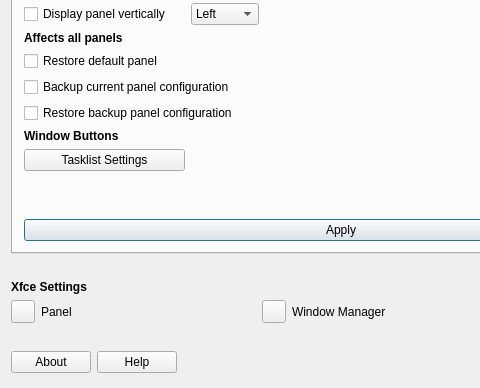
Old version of the form tweak/defaultlook.ui in the repository MX-Linux/mx-tweak; both pictures show x 0 to 480 and y 94 to 482 of the 682 by 482 pixel window.
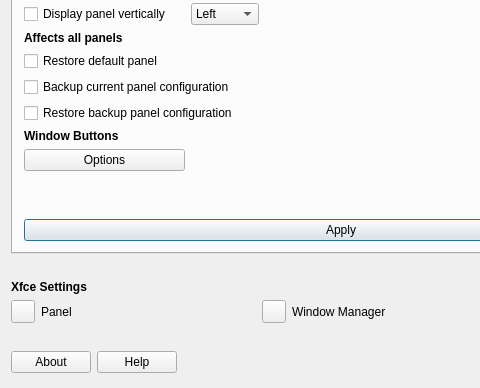
New version of the form. Icons and pictures are not drawn.

The edit to the form file:
```diff
--- a/tweak/defaultlook.ui
+++ b/tweak/defaultlook.ui
@@ -288,7 +288,7 @@
            <item row="9" column="0">
             <widget class="QPushButton" name="pushButtontasklist">
              <property name="text">
-              <string>Tasklist Settings</string>
+              <string>Options</string>
              </property>
             </widget>
            </item>
```
